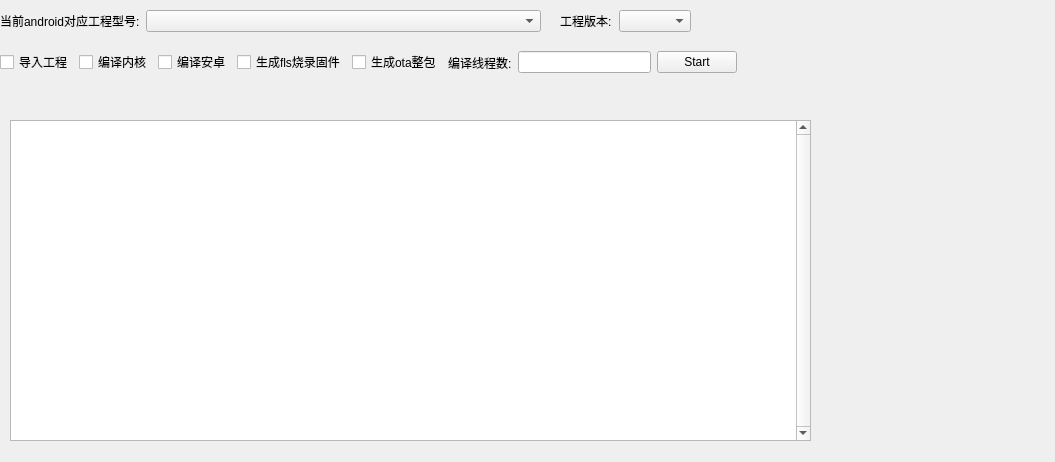
The window that buildpage.ui (archerHe/FirewareMaker_windows) describes before a commit, drawn with Qt 5.
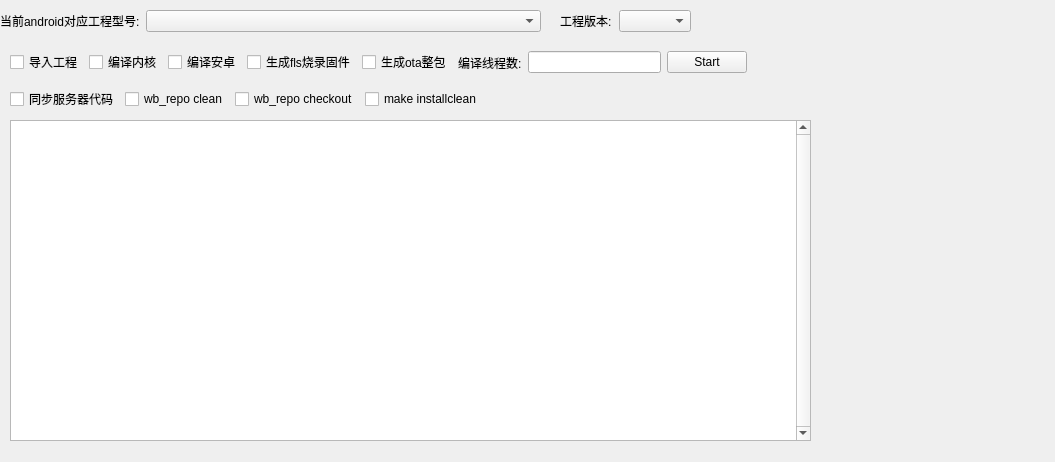
The same window after the commit.

The edit to the form file:
```diff
--- a/buildpage.ui
+++ b/buildpage.ui
@@ -83,10 +83,10 @@
     </item>
    </layout>
   </widget>
-  <widget class="QWidget" name="">
+  <widget class="QWidget" name="layoutWidget">
    <property name="geometry">
     <rect>
-     <x>0</x>
+     <x>10</x>
      <y>50</y>
      <width>737</width>
      <height>25</height>
@@ -155,6 +155,52 @@
     </item>
    </layout>
   </widget>
+  <widget class="QWidget" name="">
+   <property name="geometry">
+    <rect>
+     <x>10</x>
+     <y>90</y>
+     <width>472</width>
+     <height>18</height>
+    </rect>
+   </property>
+   <layout class="QHBoxLayout" name="horizontalLayout_6">
+    <item>
+     <widget class="QCheckBox" name="ckb_pull">
+      <property name="text">
+       <string>同步服务器代码</string>
+      </property>
+     </widget>
+    </item>
+    <item>
+     <widget class="QCheckBox" name="ckb_clean">
+      <property name="text">
+       <string>wb_repo clean</string>
+      </property>
+     </widget>
+    </item>
+    <item>
+     <widget class="QCheckBox" name="ckb_checkout">
+      <property name="text">
+       <string>wb_repo checkout</string>
+      </property>
+     </widget>
+    </item>
+    <item>
+     <widget class="QCheckBox" name="ckb_installclean">
+      <property name="sizePolicy">
+       <sizepolicy hsizetype="Fixed" vsizetype="Fixed">
+        <horstretch>0</horstretch>
+        <verstretch>0</verstretch>
+       </sizepolicy>
+      </property>
+      <property name="text">
+       <string>make installclean</string>
+      </property>
+     </widget>
+    </item>
+   </layout>
+  </widget>
  </widget>
  <resources/>
  <connections/>
```
